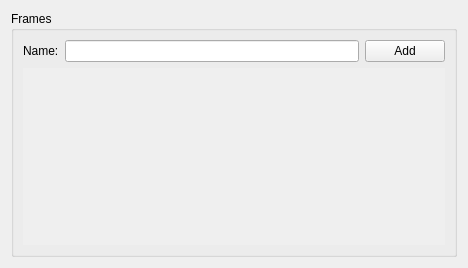
The window that src/config/ui/frameconfig.ui (hippich/recorditnow) describes before a commit, drawn with Qt 5.
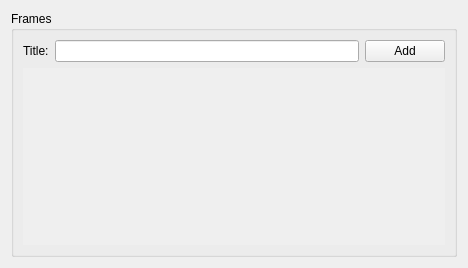
The same window after the commit. Custom widgets are drawn as their Qt base class.

```diff
--- a/src/config/ui/frameconfig.ui
+++ b/src/config/ui/frameconfig.ui
@@ -19,6 +19,12 @@
    </property>
    <item row="0" column="1">
     <widget class="QGroupBox" name="groupBox">
+     <property name="sizePolicy">
+      <sizepolicy hsizetype="Expanding" vsizetype="Expanding">
+       <horstretch>0</horstretch>
+       <verstretch>0</verstretch>
+      </sizepolicy>
+     </property>
      <property name="title">
       <string comment="@title:group Group for frames">Frames</string>
      </property>
@@ -31,7 +37,7 @@
         <item row="0" column="0">
          <widget class="QLabel" name="label">
           <property name="text">
-           <string comment="@label A name for a frame">Name:</string>
+           <string comment="@label Frame title">Title:</string>
           </property>
           <property name="buddy">
            <cstring>sizeEdit</cstring>
```
Left out of the diff: 7 changed lines with no effect on the pictures.
